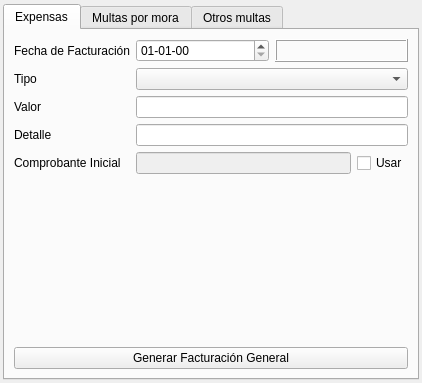
This is billingwindow.ui in GonzaloHernandez/jpbilling as Qt 5 draws it before an edit. The edited form follows.
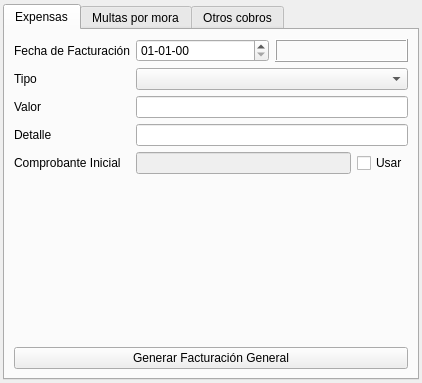
This is the edited form.

Diff of the .ui file:
```diff
--- a/billingwindow.ui
+++ b/billingwindow.ui
@@ -279,7 +279,7 @@
      </widget>
      <widget class="QWidget" name="tab_particular">
       <attribute name="title">
-       <string>Otros multas</string>
+       <string>Otros cobros</string>
       </attribute>
       <layout class="QVBoxLayout" name="verticalLayout_3">
        <item>
```
